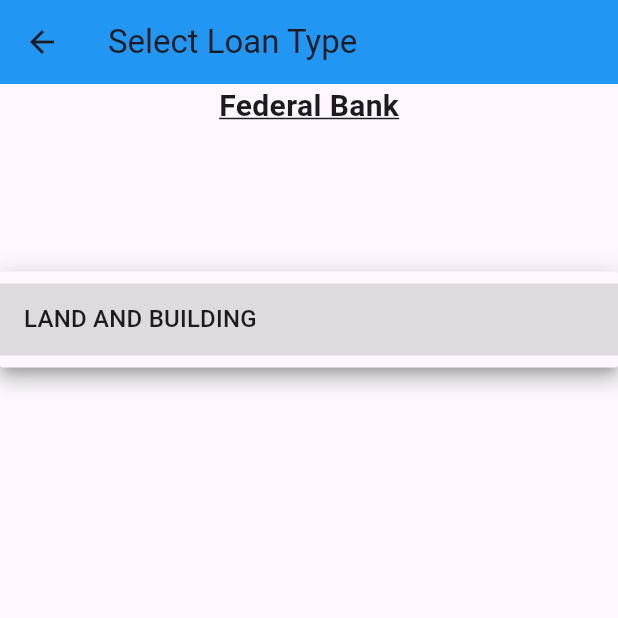
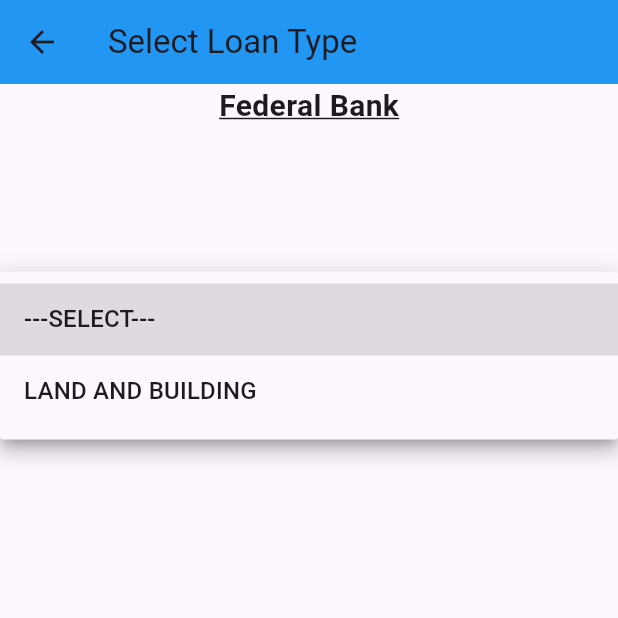
Before and after one commit to cetmulearnrvc/cloud_App, a Flutter app: the LoanType screen opened directly with empty values, after a tap on "Select the valuation type", on a phone screen of 412 x 824 dp, the top half of it. Run offline on Flutter 3.47's test engine with Material 3 defaults, Android fonts, the phone set to English and light mode, and no system bars; our stand-ins replace geolocator, image_picker, pdf, printing, shared_preferences; missing offline and left inert: number_to_indian_words; accounts and stored records are empty.

Commit message:
Updated loantype

```diff
--- a/lib/screens/loanType.dart
+++ b/lib/screens/loanType.dart
@@ -46,6 +46,7 @@ class LoanType extends StatelessWidget {
 
   Widget LIC(BuildContext ctx) {
     final List<Map<String, String>> loanTypes = [
+      {'title': '---SELECT---'},
       {'title': 'HOUSE CONSTRUCTION (PVR - 1)'},
       {'title': 'HOUSE RENOVATION (PVR - 3)'},
     ];
@@ -77,7 +78,7 @@ class LoanType extends StatelessWidget {
                 return ValuationFormScreen();
               }));
               }
-              else
+              else if(value?['title']=='HOUSE CONSTRUCTION (PVR - 1)')
               {
                 Navigator.of(ctx).push(MaterialPageRoute(builder: (ctx1) {
                 return ValuationFormScreenPVR1();
@@ -90,7 +91,8 @@ class LoanType extends StatelessWidget {
 
   Widget IDBI(BuildContext ctx) {
     final List<Map<String, String>> loanTypes = [
-      {'title': 'Valuation Report'},
+      {'title': '---SELECT---'},
+      {'title': 'VALUATION REPORT'},
     ];
 
     return Column(
@@ -114,9 +116,12 @@ class LoanType extends StatelessWidget {
               );
             }).toList(),
             onChanged: (value) {
-              Navigator.of(ctx).push(MaterialPageRoute(builder: (ctx1) {
+              if(value?['title']=='VALUATION REPORT')
+              {
+                Navigator.of(ctx).push(MaterialPageRoute(builder: (ctx1) {
                 return ValuationFormScreenIDBI();
               }));
+              }
             }),
       ],
     );
@@ -124,6 +129,7 @@ class LoanType extends StatelessWidget {
 
   Widget Federal(BuildContext ctx) {
     final List<Map<String, String>> loanTypes = [
+      {'title': '---SELECT---'},
       {'title': 'LAND AND BUILDING'},
     ];
 
@@ -148,9 +154,13 @@ class LoanType extends StatelessWidget {
               );
             }).toList(),
             onChanged: (value) {
+              if(value?['title']=='LAND AND BUILDING')
+
+             {
               Navigator.of(ctx).push(MaterialPageRoute(builder: (ctx1) {
                 return PdfGeneratorScreen();
               }));
+              }
             }),
       ],
     );
@@ -158,6 +168,7 @@ class LoanType extends StatelessWidget {
 
   Widget Canara(BuildContext ctx) {
     final List<Map<String, String>> loanTypes = [
+      {'title': '---SELECT---'},
       {'title': 'Plant And Machinery'},
       {'title': 'Property (Land & BUILDING)'},
       {
@@ -204,6 +215,7 @@ class LoanType extends StatelessWidget {
 
   Widget SIB(BuildContext ctx) {
     final List<Map<String, String>> loanTypes = [
+      {'title': '---SELECT---'},
       {'title': 'VALUATION REPORT (IN RESPECT OF LAND / SITE AND BUILDING)'},
       {'title': 'VALUATION REPORT (IN RESPECT OF FLATS)'},
       {'title': 'VALUATION REPORT (IN RESPECT OF VACANT LAND / SITE)'},
```
